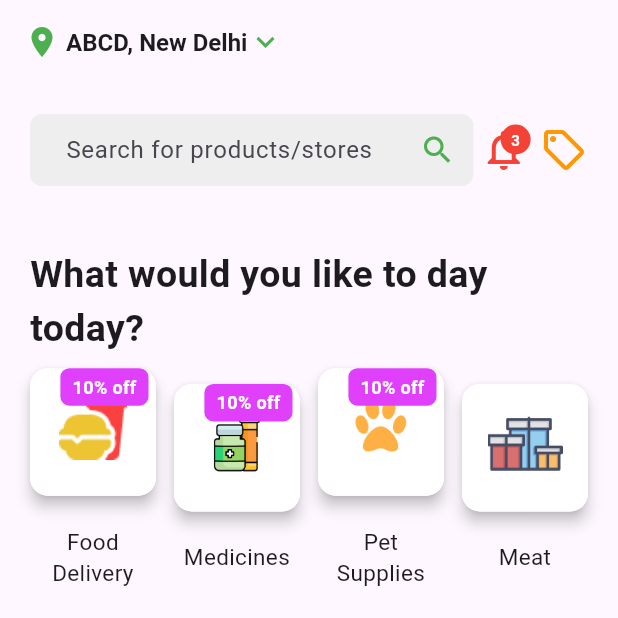
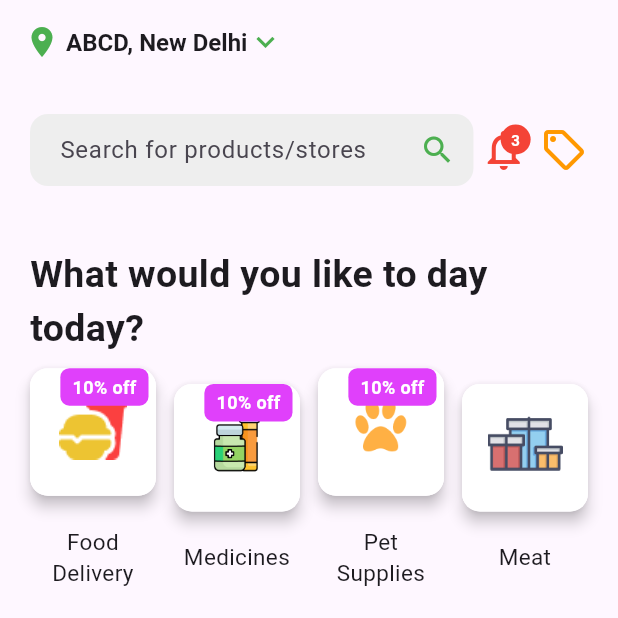
Before and after one commit to abijithpc/Tendora, a Flutter app: the screen it shows after launch, on a phone screen of 412 x 824 dp, the top half of it. Run offline on Flutter 3.47's test engine with Material 3 defaults, Android fonts, the phone set to English and light mode, and no system bars; our stand-ins replace flutter_riverpod, lucide_icons_flutter, timeago.

Commit message:
small bug appeared, Solved 100%

```diff
--- a/lib/Screens/Widget/home_screen_widget/home_body.dart
+++ b/lib/Screens/Widget/home_screen_widget/home_body.dart
@@ -31,7 +31,7 @@ class Home_body extends StatelessWidget {
           crossAxisAlignment: CrossAxisAlignment.center,
           children: [
             // Search Bar
-            SeatchBar(screenHeight: screenHeight, screenWidth: screenWidth),
+            SeatchBar(screenWidth: screenWidth),
             SizedBox(height: screenHeight * 0.05),
             Text(
               "What would you like to day today?",
--- a/lib/Screens/Widget/home_screen_widget/search_bar.dart
+++ b/lib/Screens/Widget/home_screen_widget/search_bar.dart
@@ -3,14 +3,9 @@ import 'package:trendora/Core/constant.dart';
 import 'package:trendora/Screens/notification_screen.dart';
 
 class SeatchBar extends StatelessWidget {
-  const SeatchBar({
-    super.key,
-    required this.screenHeight,
-    required this.screenWidth,
-  });
+  const SeatchBar({super.key, required this.screenWidth});
 
   final double screenWidth;
-  final double screenHeight;
 
   @override
   Widget build(BuildContext context) {
@@ -23,13 +18,10 @@ class SeatchBar extends StatelessWidget {
               suffixIcon: Icon(Icons.search, color: kGreen),
               fillColor: Colors.grey[200],
               filled: true,
-              contentPadding: EdgeInsets.symmetric(
-                vertical: 0,
-                horizontal: 20,
-              ),
+              contentPadding: EdgeInsets.symmetric(vertical: 0, horizontal: 16),
               enabledBorder: OutlineInputBorder(
                 borderSide: BorderSide(color: Colors.transparent),
-                borderRadius: BorderRadius.circular(8),
+                borderRadius: BorderRadius.circular(12),
               ),
               focusedBorder: OutlineInputBorder(
                 borderSide: BorderSide(color: kGreen),
```
